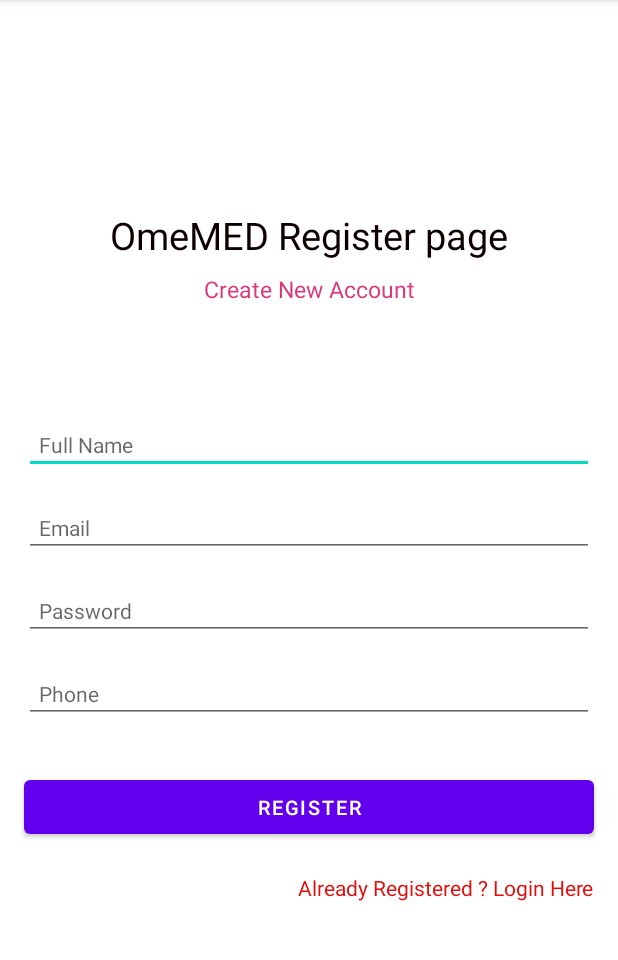
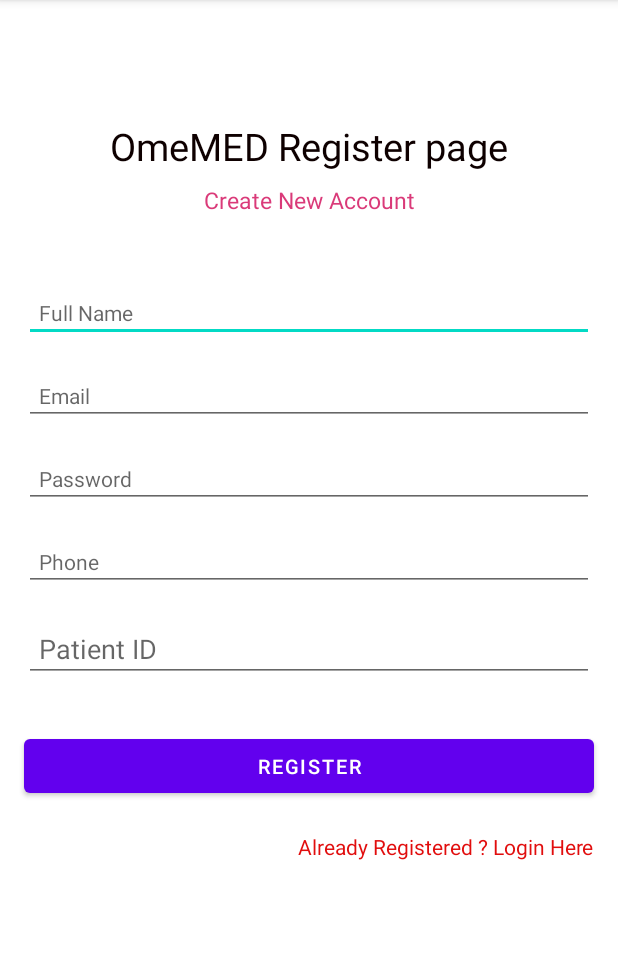
Before and after one commit to nirmal700/OneMED1, an Android app: the Register screen opened directly, with no data from a screen before it, on a phone screen of 412 x 824 dp, the part 84-1044 px from its top. Run offline under Robolectric (Android 15) with nearby library versions, the light colour scheme and no system bars; our stand-ins replace Firebase (no records; nobody signed in at launch, a user with empty details on screens opened directly).

Commit message:
User Can't be created if he doesn't have a patient ID
User Can't be created if he doesn't have a patient ID.

```diff
--- a/app/src/main/java/com/example/onemed1/Register.java
+++ b/app/src/main/java/com/example/onemed1/Register.java
@@ -17,17 +17,25 @@ import com.google.android.gms.tasks.OnCompleteListener;
 import com.google.android.gms.tasks.Task;
 import com.google.firebase.auth.AuthResult;
 import com.google.firebase.auth.FirebaseAuth;
+import com.google.firebase.database.DataSnapshot;
+import com.google.firebase.database.DatabaseError;
+import com.google.firebase.database.DatabaseReference;
+import com.google.firebase.database.FirebaseDatabase;
+import com.google.firebase.database.ValueEventListener;
 import com.google.firebase.firestore.FirebaseFirestore;
 
 import org.jetbrains.annotations.NotNull;
 
+import java.util.Map;
+
 public class Register extends AppCompatActivity {
-    EditText mFullName, mEmail, mPassword, mPhone;
+    EditText mFullName, mEmail, mPassword, mPhone,mPatientID;
     Button mRegisterBtn;
     TextView mLoginBtn;
     FirebaseAuth fAuth;
     ProgressBar progressBar;
-    FirebaseFirestore fStore;
+    private FirebaseDatabase mDatabase;
+    private DatabaseReference mRef,mRef1;
     String userID;
 
     @Override
@@ -40,9 +48,11 @@ public class Register extends AppCompatActivity {
         mPhone = findViewById(R.id.phone);
         mRegisterBtn = findViewById(R.id.registerBtn);
         mLoginBtn = findViewById(R.id.createText);
+        mPatientID = findViewById(R.id.editTextPatientId);
 
         fAuth = FirebaseAuth.getInstance();
-        fStore = FirebaseFirestore.getInstance();
+        mDatabase = FirebaseDatabase.getInstance();
+        mRef = mDatabase.getReference("Login Info");
         progressBar = findViewById(R.id.progressBar);
 
 //        if (fAuth.getCurrentUser() != null) {
@@ -58,7 +68,7 @@ public class Register extends AppCompatActivity {
                 String password = mPassword.getText().toString().trim();
                 final String fullName = mFullName.getText().toString();
                 final String phone = mPhone.getText().toString();
-
+                final String mpid = mPatientID.getText().toString();
                 if (TextUtils.isEmpty(email)) {
                     mEmail.setError("Email is Required.");
                     return;
@@ -73,25 +83,57 @@ public class Register extends AppCompatActivity {
                     mPassword.setError("Password Must be >= 6 Characters");
                     return;
                 }
+                if (phone.length() < 10) {
+                    mPhone.setError("Phone Must be Greater than 10");
+                    return;
+                }
+                mRef.child(mpid).addValueEventListener(new ValueEventListener() {
+                    @Override
+                    public void onDataChange(@NonNull @NotNull DataSnapshot snapshot) {
+                        mRef.child(mpid).child("Email").setValue(email);
+                        mRef.child(mpid).child("Phone").setValue(phone);
+                        mRef.child(mpid).child("Full Name").setValue(fullName);
+                        mRef.child(mpid).child("Patient ID").setValue(mpid);
+                    }
+
+                    @Override
+                    public void onCancelled(@NonNull @NotNull DatabaseError error) {
+                        mEmail.setError("Registration Failed");
+                        return;
+                    }
+                });
 
                 progressBar.setVisibility(View.VISIBLE);
-
-                fAuth.createUserWithEmailAndPassword(email,password).addOnCompleteListener(new OnCompleteListener<AuthResult>() {
+                mRef1=mDatabase.getReference("Patient Info");
+                mRef1.child(mpid).addValueEventListener(new ValueEventListener() {
+                    @Override
+                    public void onDataChange(@NonNull @NotNull DataSnapshot snapshot) {
+                        Map<String, Object> data = (Map<String, Object>) snapshot.getValue();
+                        if (data == null) {
+                            mPatientID.setError("Patient Does't Exist");
+                            progressBar.setVisibility(View.GONE);
+                            return;
+                        } else {
+                            fAuth.createUserWithEmailAndPassword(email, password).addOnCompleteListener(new OnCompleteListener<AuthResult>() {
                                 @Override
                                 public void onComplete(@NonNull Task<AuthResult> task) {
-                        if(task.isSuccessful())
-                        {
+                                    if (task.isSuccessful()) {
                                         Toast.makeText(Register.this, "User Created!!", Toast.LENGTH_SHORT).show();
-                            startActivity(new Intent(getApplicationContext(),Homepage_activity.class));
-                        }
-                        else
-                        {
+                                        startActivity(new Intent(getApplicationContext(), Homepage_activity.class));
+                                    } else {
                                         Toast.makeText(Register.this, "Error ! " + task.getException().getMessage(), Toast.LENGTH_SHORT).show();
                                         progressBar.setVisibility(View.GONE);
                                     }
                                 }
                             });
 
+                        }
+                    }
+                    @Override
+                    public void onCancelled(@NonNull @NotNull DatabaseError error) {
+
+                    }
+                });
             }
         });
         mLoginBtn.setOnClickListener(new View.OnClickListener() {
--- a/app/src/main/res/layout/activity_register.xml
+++ b/app/src/main/res/layout/activity_register.xml
@@ -17,7 +17,7 @@
         app:layout_constraintEnd_toEndOf="parent"
         app:layout_constraintStart_toStartOf="parent"
         app:layout_constraintTop_toTopOf="parent"
-        app:layout_constraintVertical_bias="0.19" />
+        app:layout_constraintVertical_bias="0.109" />
 
     <TextView
         android:id="@+id/textView2"
@@ -45,9 +45,10 @@
         android:textSize="14sp"
         app:layout_constraintBottom_toBottomOf="parent"
         app:layout_constraintEnd_toEndOf="parent"
+        app:layout_constraintHorizontal_bias="0.0"
         app:layout_constraintStart_toStartOf="parent"
         app:layout_constraintTop_toBottomOf="@+id/textView2"
-        app:layout_constraintVertical_bias="0.13999999" />
+        app:layout_constraintVertical_bias="0.076" />
 
     <EditText
         android:id="@+id/Email"
@@ -96,6 +97,25 @@
         app:layout_constraintStart_toStartOf="parent"
         app:layout_constraintTop_toBottomOf="@+id/password" />
 
+
+    <EditText
+        android:id="@+id/editTextPatientId"
+        android:layout_width="0dp"
+        android:layout_height="wrap_content"
+        android:layout_below="@id/phone"
+        android:layout_marginStart="16dp"
+        android:layout_marginTop="16dp"
+        android:layout_marginEnd="16dp"
+        android:ems="10"
+        android:hint="Patient ID"
+        android:inputType="phone"
+        android:padding="10dp"
+        app:layout_constraintEnd_toEndOf="parent"
+        app:layout_constraintHorizontal_bias="0.533"
+        app:layout_constraintStart_toStartOf="parent"
+        app:layout_constraintTop_toBottomOf="@+id/phone"
+        tools:layout_editor_absoluteY="424dp" />
+
     <Button
         android:id="@+id/registerBtn"
         android:layout_width="0dp"
@@ -107,7 +127,7 @@
         android:textSize="13sp"
         app:layout_constraintEnd_toEndOf="parent"
         app:layout_constraintStart_toStartOf="parent"
-        app:layout_constraintTop_toBottomOf="@+id/phone" />
+        app:layout_constraintTop_toBottomOf="@+id/editTextPatientId" />
 
     <TextView
         android:id="@+id/createText"
```
Lines whose indentation alone changed are shown as unchanged.
